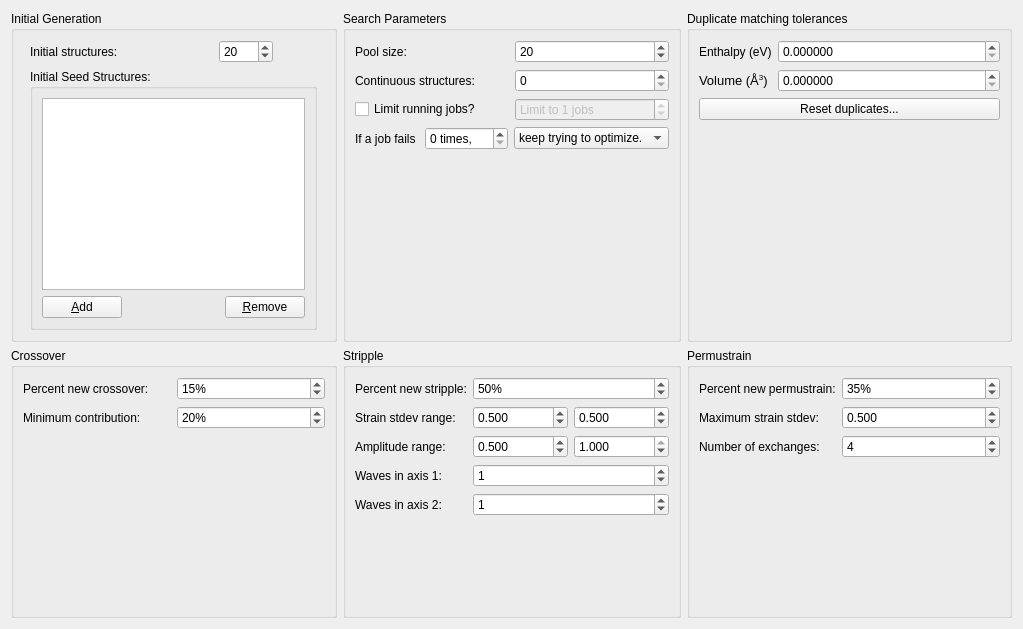
Qt form src/gapc/ui/tab_opt.ui (xtalopt/XtalOpt) before a commit.
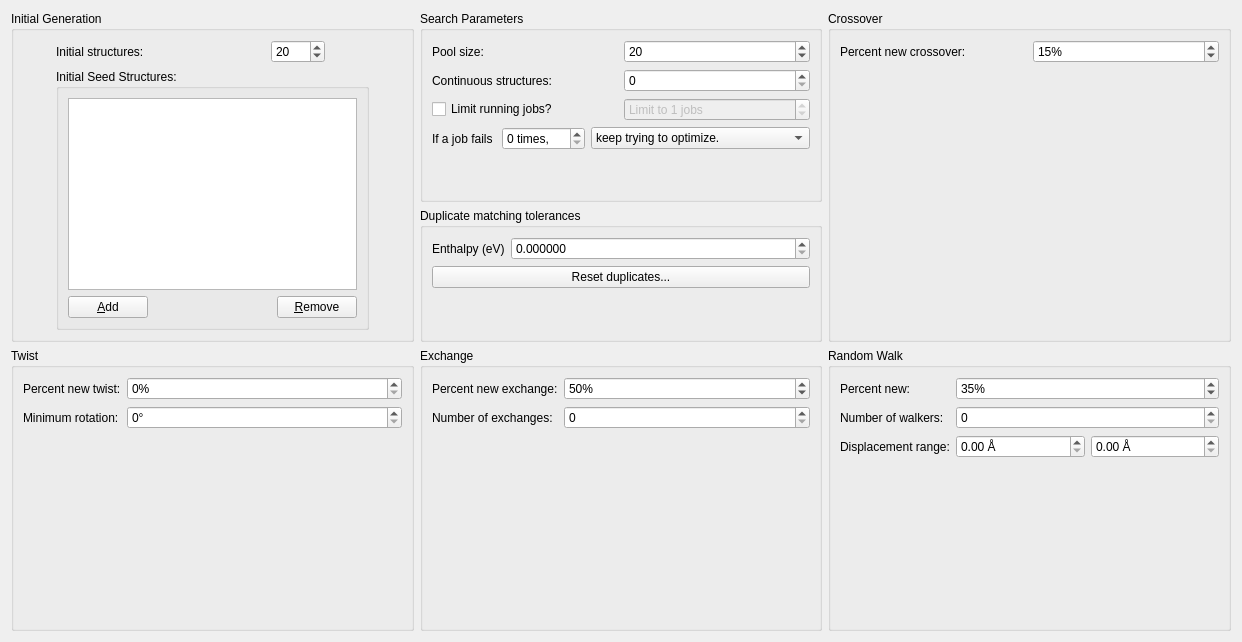
The same form after that commit.

Commit message: Added parameters for GA Ops to GUI

Patch:
```diff
--- a/src/gapc/ui/tab_opt.ui
+++ b/src/gapc/ui/tab_opt.ui
@@ -6,8 +6,8 @@
    <rect>
     <x>0</x>
     <y>0</y>
-    <width>1023</width>
-    <height>629</height>
+    <width>1242</width>
+    <height>642</height>
    </rect>
   </property>
   <property name="windowTitle">
@@ -133,6 +133,8 @@
     </widget>
    </item>
    <item row="0" column="1">
+    <layout class="QVBoxLayout" name="verticalLayout">
+     <item>
     <widget class="QGroupBox" name="groupBox_4">
      <property name="title">
       <string>Search Parameters</string>
@@ -300,7 +302,7 @@
      </layout>
     </widget>
    </item>
-   <item row="0" column="2">
+     <item>
     <widget class="QGroupBox" name="groupBox">
      <property name="toolTip">
       <string>Experimental: These options are used to fine-tune matching of duplicate structures.</string>
@@ -341,43 +343,7 @@
         </property>
        </widget>
       </item>
-      <item row="1" column="1">
-       <widget class="QLabel" name="label_2">
-        <property name="sizePolicy">
-         <sizepolicy hsizetype="Fixed" vsizetype="Preferred">
-          <horstretch>0</horstretch>
-          <verstretch>0</verstretch>
-         </sizepolicy>
-        </property>
-        <property name="toolTip">
-         <string>Experimental: These options are used to fine-tune matching of duplicate structures.</string>
-        </property>
-        <property name="text">
-         <string>&lt;!DOCTYPE HTML PUBLIC &quot;-//W3C//DTD HTML 4.0//EN&quot; &quot;http://www.w3.org/TR/REC-html40/strict.dtd&quot;&gt;
-&lt;html&gt;&lt;head&gt;&lt;meta name=&quot;qrichtext&quot; content=&quot;1&quot; /&gt;&lt;style type=&quot;text/css&quot;&gt;
-p, li { white-space: pre-wrap; }
-&lt;/style&gt;&lt;/head&gt;&lt;body style=&quot; font-family:'Sans Serif'; font-size:10pt; font-weight:400; font-style:normal;&quot;&gt;
-&lt;p style=&quot; margin-top:0px; margin-bottom:0px; margin-left:0px; margin-right:0px; -qt-block-indent:0; text-indent:0px;&quot;&gt;Volume (Å&lt;span style=&quot; vertical-align:super;&quot;&gt;3&lt;/span&gt;)&lt;/p&gt;&lt;/body&gt;&lt;/html&gt;</string>
-        </property>
-        <property name="buddy">
-         <cstring>spin_tol_volume</cstring>
-        </property>
-       </widget>
-      </item>
-      <item row="1" column="2">
-       <widget class="QDoubleSpinBox" name="spin_tol_volume">
-        <property name="toolTip">
-         <string>Tolerance for volume comparisons.</string>
-        </property>
-        <property name="decimals">
-         <number>6</number>
-        </property>
-        <property name="singleStep">
-         <double>0.001000000000000</double>
-        </property>
-       </widget>
-      </item>
-      <item row="2" column="1" colspan="2">
+        <item row="1" column="1" colspan="2">
        <widget class="QPushButton" name="push_dup_reset">
         <property name="toolTip">
          <string>Manually recheck all structures for duplicates (necessary after changing the above options).</string>
@@ -387,7 +353,7 @@
         </property>
        </widget>
       </item>
-      <item row="3" column="1">
+        <item row="2" column="1">
        <spacer name="verticalSpacer_2">
         <property name="orientation">
          <enum>Qt::Vertical</enum>
@@ -403,7 +369,81 @@
      </layout>
     </widget>
    </item>
+    </layout>
+   </item>
+   <item row="1" column="1">
+    <widget class="QGroupBox" name="groupBox_6">
+     <property name="title">
+      <string>Exchange</string>
+     </property>
+     <layout class="QGridLayout" name="gridLayout_7">
+      <item row="0" column="0">
+       <widget class="QLabel" name="label_29">
+        <property name="sizePolicy">
+         <sizepolicy hsizetype="Maximum" vsizetype="Preferred">
+          <horstretch>0</horstretch>
+          <verstretch>0</verstretch>
+         </sizepolicy>
+        </property>
+        <property name="text">
+         <string>Percent new exchange:</string>
+        </property>
+        <property name="buddy">
+         <cstring>spin_p_exch</cstring>
+        </property>
+       </widget>
+      </item>
    <item row="1" column="0">
+       <widget class="QLabel" name="label_27">
+        <property name="toolTip">
+         <string>Standard deviation of the random elements of the strain matrix.
+
+Default: 0.07</string>
+        </property>
+        <property name="text">
+         <string>Number of exchanges:</string>
+        </property>
+        <property name="buddy">
+         <cstring>spin_exch_numExch</cstring>
+        </property>
+       </widget>
+      </item>
+      <item row="0" column="1">
+       <widget class="QSpinBox" name="spin_p_exch">
+        <property name="toolTip">
+         <string/>
+        </property>
+        <property name="suffix">
+         <string>%</string>
+        </property>
+        <property name="maximum">
+         <number>100</number>
+        </property>
+        <property name="value">
+         <number>50</number>
+        </property>
+       </widget>
+      </item>
+      <item row="2" column="0">
+       <spacer name="verticalSpacer_4">
+        <property name="orientation">
+         <enum>Qt::Vertical</enum>
+        </property>
+        <property name="sizeHint" stdset="0">
+         <size>
+          <width>20</width>
+          <height>40</height>
+         </size>
+        </property>
+       </spacer>
+      </item>
+      <item row="1" column="1">
+       <widget class="QSpinBox" name="spin_exch_numExch"/>
+      </item>
+     </layout>
+    </widget>
+   </item>
+   <item row="0" column="2">
     <widget class="QGroupBox" name="groupBox_5">
      <property name="title">
       <string>Crossover</string>
@@ -444,35 +484,7 @@
         </property>
        </widget>
       </item>
-      <item row="3" column="0">
-       <widget class="QLabel" name="label_3">
-        <property name="text">
-         <string>Minimum contribution:</string>
-        </property>
-        <property name="buddy">
-         <cstring>spin_cross_minimumContribution</cstring>
-        </property>
-       </widget>
-      </item>
       <item row="3" column="1">
-       <widget class="QSpinBox" name="spin_cross_minimumContribution">
-        <property name="toolTip">
-         <string>This is the smallest contribution a parent may make to the offspring during crossover.
-
-Default: 25%</string>
-        </property>
-        <property name="suffix">
-         <string>%</string>
-        </property>
-        <property name="maximum">
-         <number>50</number>
-        </property>
-        <property name="value">
-         <number>20</number>
-        </property>
-       </widget>
-      </item>
-      <item row="4" column="1">
        <spacer name="verticalSpacer_3">
         <property name="orientation">
          <enum>Qt::Vertical</enum>
@@ -488,43 +500,34 @@
      </layout>
     </widget>
    </item>
-   <item row="1" column="1">
-    <widget class="QGroupBox" name="groupBox_6">
+   <item row="1" column="0">
+    <widget class="QGroupBox" name="groupBox_8">
      <property name="title">
-      <string>Stripple</string>
+      <string>Twist</string>
      </property>
-     <layout class="QGridLayout" name="gridLayout_7">
+     <layout class="QGridLayout" name="gridLayout_9">
       <item row="0" column="0">
-       <widget class="QLabel" name="label_29">
-        <property name="text">
-         <string>Percent new stripple:</string>
+       <widget class="QLabel" name="label_3">
+        <property name="sizePolicy">
+         <sizepolicy hsizetype="Maximum" vsizetype="Preferred">
+          <horstretch>0</horstretch>
+          <verstretch>0</verstretch>
+         </sizepolicy>
         </property>
-        <property name="buddy">
-         <cstring>spin_p_strip</cstring>
-        </property>
-       </widget>
-      </item>
-      <item row="1" column="0">
-       <widget class="QLabel" name="label_27">
-        <property name="toolTip">
-         <string>Standard deviation of the random elements of the strain matrix.
-
-Default: 0.07</string>
-        </property>
         <property name="text">
-         <string>Strain stdev range:</string>
+         <string>Percent new twist:</string>
         </property>
         <property name="buddy">
-         <cstring>spin_strip_strainStdev_min</cstring>
+         <cstring>spin_p_twist</cstring>
         </property>
        </widget>
       </item>
-      <item row="0" column="1" colspan="2">
-       <widget class="QSpinBox" name="spin_p_strip">
+      <item row="0" column="1">
+       <widget class="QSpinBox" name="spin_p_twist">
         <property name="toolTip">
-         <string>Percentage of offspring structures that are generated from the stripple operator.
+         <string>Percentage of new structures to be created from the crossover operator.
 
-Default: 50%</string>
+Default: 15</string>
         </property>
         <property name="suffix">
          <string>%</string>
@@ -532,113 +535,30 @@
         <property name="maximum">
          <number>100</number>
         </property>
-        <property name="value">
-         <number>50</number>
+       </widget>
+      </item>
+      <item row="1" column="0">
+       <widget class="QLabel" name="label_10">
+        <property name="text">
+         <string>Minimum rotation:</string>
+        </property>
+        <property name="buddy">
+         <cstring>spin_twist_minRot</cstring>
         </property>
        </widget>
       </item>
       <item row="1" column="1">
-       <widget class="QDoubleSpinBox" name="spin_strip_strainStdev_min">
+       <widget class="QSpinBox" name="spin_twist_minRot">
         <property name="toolTip">
-         <string>Minimum standard deviation for the random elements in the strain matrix.
-
-See publication for details.
-
-Default: 0.5</string>
+         <string>The smallest rotation allowed during the twist.</string>
         </property>
-        <property name="decimals">
-         <number>3</number>
-        </property>
-        <property name="maximum">
-         <double>2.000000000000000</double>
-        </property>
-        <property name="singleStep">
-         <double>0.100000000000000</double>
-        </property>
-        <property name="value">
-         <double>0.500000000000000</double>
+        <property name="suffix">
+         <string>°</string>
         </property>
        </widget>
       </item>
       <item row="2" column="0">
-       <widget class="QLabel" name="label_6">
-        <property name="text">
-         <string>Amplitude range:</string>
-        </property>
-        <property name="buddy">
-         <cstring>spin_strip_amp_min</cstring>
-        </property>
-       </widget>
-      </item>
-      <item row="2" column="1">
-       <widget class="QDoubleSpinBox" name="spin_strip_amp_min">
-        <property name="toolTip">
-         <string>Minimum ripple amplitude.
-
-See publication for details.
-
-Default: 0.5</string>
-        </property>
-        <property name="decimals">
-         <number>3</number>
-        </property>
-        <property name="maximum">
-         <double>1.000000000000000</double>
-        </property>
-        <property name="singleStep">
-         <double>0.050000000000000</double>
-        </property>
-        <property name="value">
-         <double>0.500000000000000</double>
-        </property>
-       </widget>
-      </item>
-      <item row="4" column="0">
-       <widget class="QLabel" name="label_8">
-        <property name="text">
-         <string>Waves in axis 2:</string>
-        </property>
-        <property name="buddy">
-         <cstring>spin_strip_per2</cstring>
-        </property>
-       </widget>
-      </item>
-      <item row="3" column="1" colspan="2">
-       <widget class="QSpinBox" name="spin_strip_per1">
-        <property name="toolTip">
-         <string>Number of waves in one non-displaced direction for the ripple operator. You probably don't want to change this unless using an enormous unit cell.
-
-Default: 1</string>
-        </property>
-        <property name="value">
-         <number>1</number>
-        </property>
-       </widget>
-      </item>
-      <item row="4" column="1" colspan="2">
-       <widget class="QSpinBox" name="spin_strip_per2">
-        <property name="toolTip">
-         <string>Number of waves in the other non-displaced direction for the ripple operator. You probably don't want to change this unless using an enormous unit cell.
-
-Default: 1</string>
-        </property>
-        <property name="value">
-         <number>1</number>
-        </property>
-       </widget>
-      </item>
-      <item row="3" column="0">
-       <widget class="QLabel" name="label_7">
-        <property name="text">
-         <string>Waves in axis 1:</string>
-        </property>
-        <property name="buddy">
-         <cstring>spin_strip_per1</cstring>
-        </property>
-       </widget>
-      </item>
-      <item row="5" column="0">
-       <spacer name="verticalSpacer_4">
+       <spacer name="verticalSpacer_6">
         <property name="orientation">
          <enum>Qt::Vertical</enum>
         </property>
@@ -650,63 +570,23 @@
         </property>
        </spacer>
       </item>
-      <item row="1" column="2">
-       <widget class="QDoubleSpinBox" name="spin_strip_strainStdev_max">
-        <property name="toolTip">
-         <string>Maximum standard deviation for the random elements in the strain matrix.
-
-See publication for details.
-
-Default: 0.5</string>
-        </property>
-        <property name="decimals">
-         <number>3</number>
-        </property>
-        <property name="maximum">
-         <double>2.000000000000000</double>
-        </property>
-        <property name="singleStep">
-         <double>0.100000000000000</double>
-        </property>
-        <property name="value">
-         <double>0.500000000000000</double>
-        </property>
-       </widget>
-      </item>
-      <item row="2" column="2">
-       <widget class="QDoubleSpinBox" name="spin_strip_amp_max">
-        <property name="toolTip">
-         <string>Maximum ripple amplitude.
-
-See publication for details.
-
-Default: 1.0</string>
-        </property>
-        <property name="decimals">
-         <number>3</number>
-        </property>
-        <property name="maximum">
-         <double>1.000000000000000</double>
-        </property>
-        <property name="singleStep">
-         <double>0.050000000000000</double>
-        </property>
-        <property name="value">
-         <double>1.000000000000000</double>
-        </property>
-       </widget>
-      </item>
      </layout>
     </widget>
    </item>
    <item row="1" column="2">
     <widget class="QGroupBox" name="groupBox_7">
      <property name="title">
-      <string>Permustrain</string>
+      <string>Random Walk</string>
      </property>
      <layout class="QGridLayout" name="gridLayout_8">
       <item row="0" column="0">
        <widget class="QLabel" name="label_31">
+        <property name="sizePolicy">
+         <sizepolicy hsizetype="Maximum" vsizetype="Preferred">
+          <horstretch>0</horstretch>
+          <verstretch>0</verstretch>
+         </sizepolicy>
+        </property>
         <property name="toolTip">
          <string>Percentage of offspring structures that will be generated from the permutation operator.
 
@@ -715,10 +595,10 @@
 Default: 5%</string>
         </property>
         <property name="text">
-         <string>Percent new permustrain:</string>
+         <string>Percent new:</string>
         </property>
         <property name="buddy">
-         <cstring>spin_p_perm</cstring>
+         <cstring>spin_p_randw</cstring>
         </property>
        </widget>
       </item>
@@ -730,21 +610,17 @@
 Default: 3</string>
         </property>
         <property name="text">
-         <string>Number of exchanges:</string>
+         <string>Displacement range:</string>
         </property>
         <property name="buddy">
-         <cstring>spin_perm_ex</cstring>
+         <cstring>spin_randw_minWalk</cstring>
         </property>
        </widget>
       </item>
-      <item row="0" column="1" colspan="2">
-       <widget class="QSpinBox" name="spin_p_perm">
+      <item row="0" column="1">
+       <widget class="QSpinBox" name="spin_p_randw">
         <property name="toolTip">
-         <string>Percentage of offspring structures that will be generated from the permustrain operator.
-
-Set to zero if there is only one atom type in the cell!
-
-Default: 35%</string>
+         <string/>
         </property>
         <property name="suffix">
          <string>%</string>
@@ -757,45 +633,13 @@
         </property>
        </widget>
       </item>
-      <item row="2" column="1" colspan="2">
-       <widget class="QSpinBox" name="spin_perm_ex">
-        <property name="toolTip">
-         <string>Number of separate swaps in the permutation operator.
-
-Default: 4</string>
-        </property>
-        <property name="maximum">
-         <number>100</number>
-        </property>
-        <property name="value">
-         <number>4</number>
-        </property>
-       </widget>
-      </item>
       <item row="1" column="0">
        <widget class="QLabel" name="label_5">
         <property name="text">
-         <string>Maximum strain stdev:</string>
+         <string>Number of walkers:</string>
         </property>
         <property name="buddy">
-         <cstring>spin_perm_strainStdev_max</cstring>
-        </property>
-       </widget>
-      </item>
-      <item row="1" column="1" colspan="2">
-       <widget class="QDoubleSpinBox" name="spin_perm_strainStdev_max">
-        <property name="toolTip">
-         <string>Maximum standard deviation for the random elements in the strain matrix.
-
-See publication for details.
-
-Default: 0.5</string>
-        </property>
-        <property name="decimals">
-         <number>3</number>
-        </property>
-        <property name="value">
-         <double>0.500000000000000</double>
+         <cstring>spin_randw_numWalkers</cstring>
         </property>
        </widget>
       </item>
@@ -812,6 +656,27 @@
         </property>
        </spacer>
       </item>
+      <item row="1" column="1">
+       <widget class="QSpinBox" name="spin_randw_numWalkers"/>
+      </item>
+      <item row="2" column="1">
+       <layout class="QHBoxLayout" name="horizontalLayout">
+        <item>
+         <widget class="QDoubleSpinBox" name="spin_randw_minWalk">
+          <property name="suffix">
+           <string> Å</string>
+          </property>
+         </widget>
+        </item>
+        <item>
+         <widget class="QDoubleSpinBox" name="spin_randw_maxWalk">
+          <property name="suffix">
+           <string> Å</string>
+          </property>
+         </widget>
+        </item>
+       </layout>
+      </item>
      </layout>
     </widget>
    </item>
```
Left out of the diff: 23 changed lines with no effect on the pictures. Lines whose indentation alone changed are shown as unchanged. The commit also changes 3 other files.
